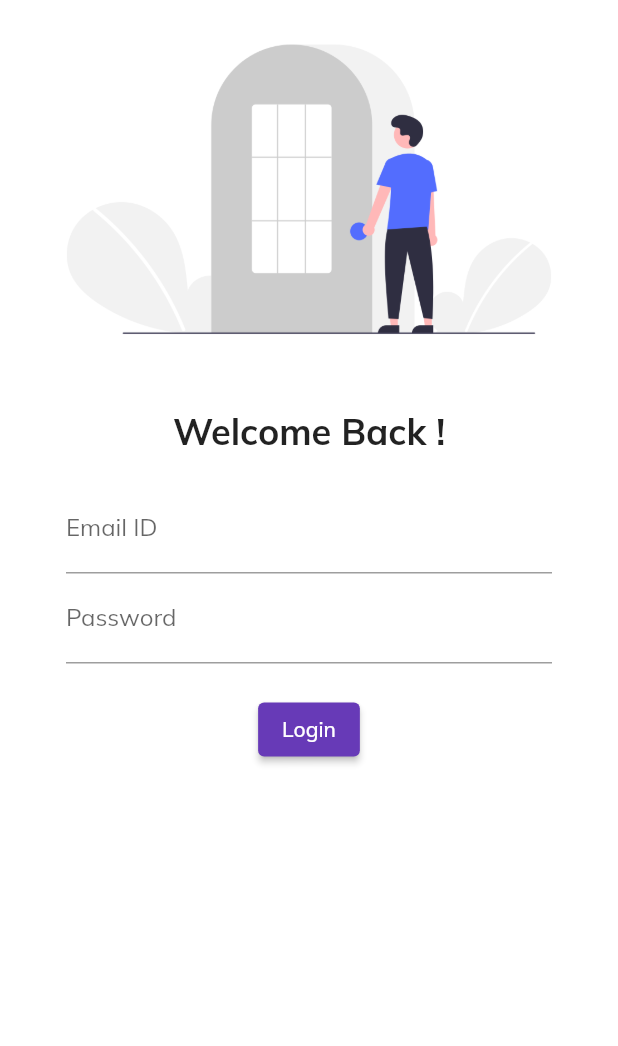
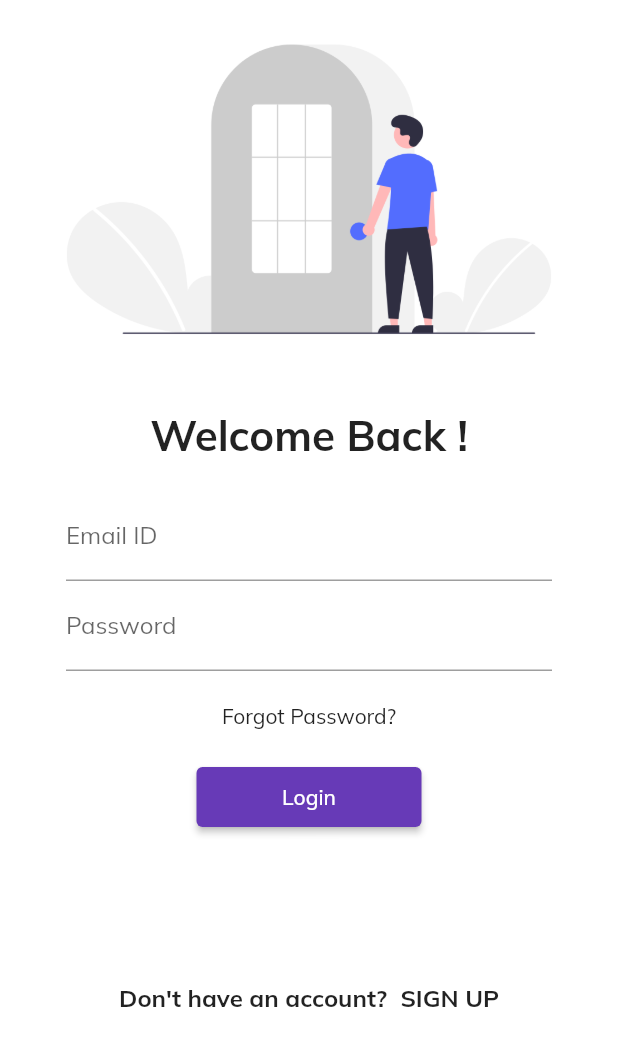
Before and after one commit to tauseefreza/30DaysofFlutter, a Flutter app: the screen it shows after launch, on a phone screen of 412 x 824 dp. Shown: the top 1046 px of the screen. Run offline on Flutter 3.47's test engine with Material 2 defaults, Android fonts, the phone set to English and light mode, and no system bars; our stand-ins replace google_fonts.

Commit message:
day 5 completed.

```diff
--- a/lib/Pages/home_page.dart
+++ b/lib/Pages/home_page.dart
@@ -8,7 +8,7 @@ class HomePage extends StatelessWidget {
 
     return Scaffold(
       appBar: AppBar(
-        title: Center(child: Text("Koxa Costumes")),
+        title: Text("Koxa Costumes"),
       ),
       body: Center(
         child: Container(
--- a/lib/Pages/login_page.dart
+++ b/lib/Pages/login_page.dart
@@ -1,10 +1,12 @@
 import 'package:flutter/material.dart';
+import 'package:flutter_app_1/utils/routes.dart';
 
 class LoginPage extends StatelessWidget {
   @override
   Widget build(BuildContext context) {
     return Material(
         color: Colors.white,
+        child: SingleChildScrollView(
           child: Column(
             children: [
               Image.asset(
@@ -17,7 +19,7 @@ class LoginPage extends StatelessWidget {
               Text(
                 "Welcome Back !",
                 style: TextStyle(
-                fontSize: 24,
+                  fontSize: 28,
                   fontWeight: FontWeight.bold,
                 ),
               ),
@@ -40,17 +42,31 @@ class LoginPage extends StatelessWidget {
                       ),
                     ),
                     SizedBox(
-                      height: 20.0,
+                      child: Center(child: Text("Forgot Password?")),
+                      height: 60.0,
                     ),
                     ElevatedButton(
                       child: Text("Login"),
+                      style: TextButton.styleFrom(minimumSize: Size(150, 40)),
                       onPressed: () {
-                        print("Hi Rehzaan");
+                        Navigator.pushNamed(context, MyRoutes.homeRoute);
                       },
+                    ),
+                    SizedBox(
+                      height: 100.0,
+                    ),
+                    Text(
+                      "Don't have an account?  SIGN UP",
+                      style: TextStyle(
+                        fontSize: 16,
+                        fontWeight: FontWeight.bold,
+                      ),
+                    ),
+                  ],
+                ),
               )
             ],
-                ))
-          ],
+          ),
         ));
   }
 }
--- a/lib/main.dart
+++ b/lib/main.dart
@@ -1,5 +1,6 @@
 import 'package:flutter/material.dart';
 import 'package:flutter_app_1/Pages/login_page.dart';
+import 'package:flutter_app_1/utils/routes.dart';
 import 'package:google_fonts/google_fonts.dart';
 import 'Pages/home_page.dart';
 
@@ -19,7 +20,8 @@ class MyApp extends StatelessWidget {
       initialRoute: "/",
       routes: {
         "/": (context) => LoginPage(),
-        "/home": (context) => HomePage(),
+        MyRoutes.homeRoute: (context) => HomePage(),
+        MyRoutes.loginRoute: (context) => LoginPage(),
       },
     );
   }
--- /dev/null
+++ b/lib/utils/routes.dart
@@ -0,0 +1,4 @@
+class MyRoutes {
+  static String loginRoute = "/login";
+  static String homeRoute = "/home";
+}
```
Lines whose indentation alone changed are shown as unchanged.
